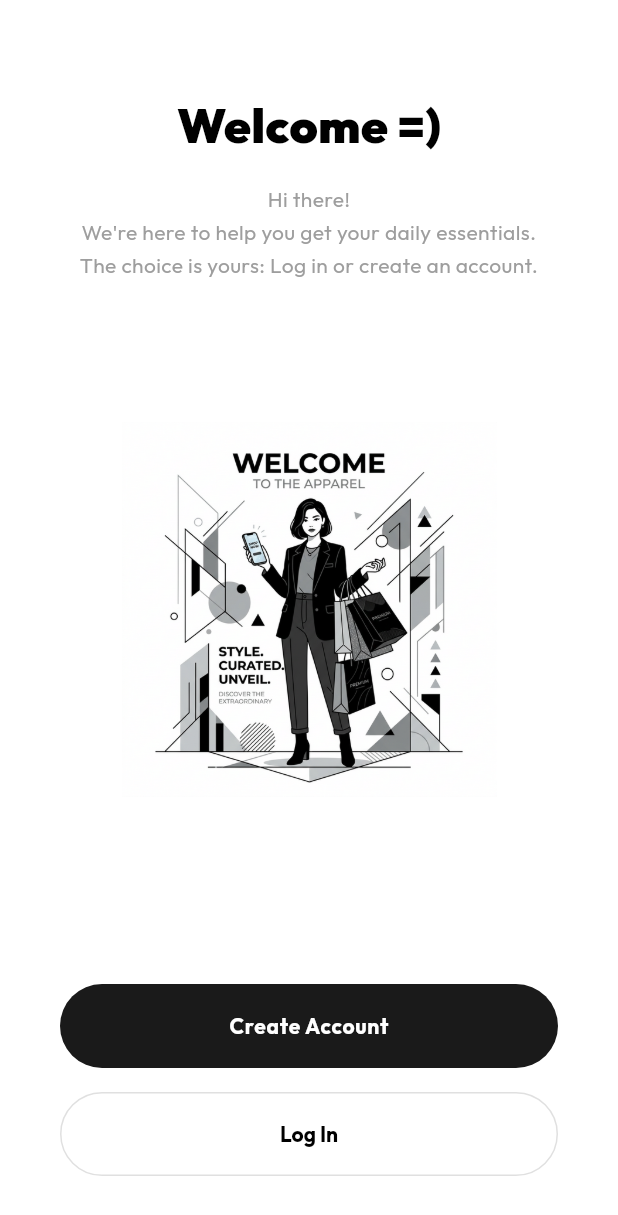
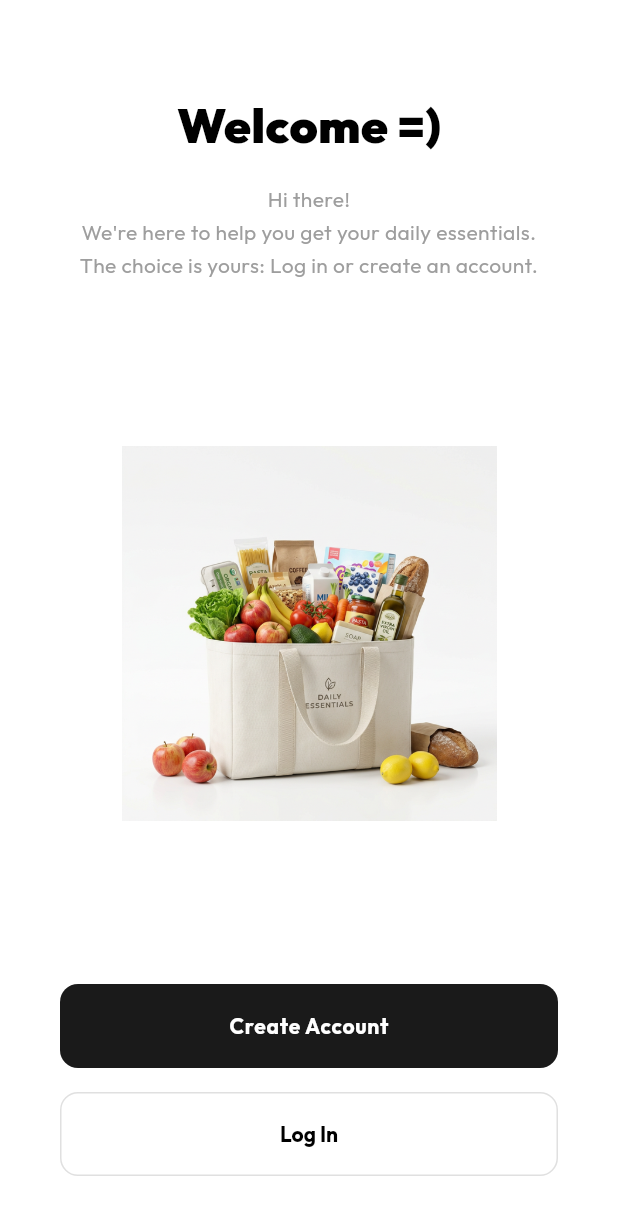
Before and after one commit to Surya-2k4/Sri-Vaari-Mart, a Flutter app: the screen it shows after launch, on a phone screen of 412 x 824 dp. Shown: the top 1215 px of the screen. Run offline on Flutter 3.47's test engine with Material 3 defaults, Android fonts, the phone set to English and light mode, and no system bars; our stand-ins replace flutter_riverpod, google_fonts, pdf, printing, shared_preferences, supabase_flutter; missing offline and left inert: razorpay_flutter; accounts and stored records are empty; key blocks and very long unbroken strings in the code were emptied for the run.

Commit message:
apply responsive layout for welcome page

```diff
--- a/lib/features/onboarding/view/onboarding_view.dart
+++ b/lib/features/onboarding/view/onboarding_view.dart
@@ -3,16 +3,34 @@ import 'package:flutter_riverpod/flutter_riverpod.dart';
 import 'package:vaari/features/auth/view/login_view.dart';
 import 'package:vaari/features/auth/view/signup_view.dart';
 import 'package:vaari/core/constants/app_colors.dart';
+import '../../../core/utils/responsive.dart';
 
 class OnboardingView extends ConsumerWidget {
   const OnboardingView({super.key});
 
   @override
   Widget build(BuildContext context, WidgetRef ref) {
+    final theme = Theme.of(context);
+    final size = MediaQuery.of(context).size;
+
     return Scaffold(
       backgroundColor: Colors.white,
       body: SafeArea(
-        child: SingleChildScrollView(
+        child: Center(
+          child: ConstrainedBox(
+            constraints: const BoxConstraints(maxWidth: 1200),
+            child: Responsive(
+              mobile: _buildMobileLayout(context),
+              desktop: _buildDesktopLayout(context, theme, size),
+            ),
+          ),
+        ),
+      ),
+    );
+  }
+
+  Widget _buildMobileLayout(BuildContext context) {
+    return SingleChildScrollView(
       child: Padding(
         padding: const EdgeInsets.symmetric(horizontal: 40.0),
         child: ConstrainedBox(
@@ -26,6 +44,74 @@ class OnboardingView extends ConsumerWidget {
             child: Column(
               children: [
                 const SizedBox(height: 60),
+                _buildHeader(),
+                const Spacer(),
+                _buildIllustration(250),
+                const Spacer(),
+                _buildButtons(context),
+                const SizedBox(height: 40),
+              ],
+            ),
+          ),
+        ),
+      ),
+    );
+  }
+
+  Widget _buildDesktopLayout(BuildContext context, ThemeData theme, Size size) {
+    return Row(
+      children: [
+        // Left side: Illustration
+        Expanded(
+          flex: 5,
+          child: Container(
+            color: AppColors.primaryBlack.withValues(alpha: 0.02),
+            child: Center(child: _buildIllustration(400)),
+          ),
+        ),
+        // Right side: Content
+        Expanded(
+          flex: 4,
+          child: Padding(
+            padding: const EdgeInsets.all(60.0),
+            child: Column(
+              mainAxisAlignment: MainAxisAlignment.center,
+              crossAxisAlignment: CrossAxisAlignment.start,
+              children: [
+                const Text(
+                  'Welcome =)',
+                  style: TextStyle(
+                    fontSize: 48,
+                    fontWeight: FontWeight.w900,
+                    color: Colors.black,
+                  ),
+                ),
+                const SizedBox(height: 24),
+                const Text(
+                  'Hi there!\nWe\'re here to help you get your daily essentials.\nThe choice is yours: Log in or create an account.',
+                  textAlign: TextAlign.left,
+                  style: TextStyle(
+                    fontSize: 18,
+                    color: Colors.grey,
+                    height: 1.6,
+                  ),
+                ),
+                const SizedBox(height: 60),
+                ConstrainedBox(
+                  constraints: const BoxConstraints(maxWidth: 400),
+                  child: _buildButtons(context),
+                ),
+              ],
+            ),
+          ),
+        ),
+      ],
+    );
+  }
+
+  Widget _buildHeader() {
+    return Column(
+      children: [
         const Text(
           'Welcome =)',
           style: TextStyle(
@@ -38,27 +124,32 @@ class OnboardingView extends ConsumerWidget {
         const Text(
           'Hi there!\nWe\'re here to help you get your daily essentials.\nThe choice is yours: Log in or create an account.',
           textAlign: TextAlign.center,
-                      style: TextStyle(
-                        fontSize: 14,
-                        color: Colors.grey,
-                        height: 1.6,
+          style: TextStyle(fontSize: 14, color: Colors.grey, height: 1.6),
         ),
-                    ),
-                    const Spacer(),
-                    // Illustration
-                    Image.asset(
+      ],
+    );
+  }
+
+  Widget _buildIllustration(double height) {
+    return Image.asset(
       'assets/images/auth_welcome_illustration.png',
-                      height: 250,
+      height: height,
       fit: BoxFit.contain,
-                      errorBuilder: (context, error, stackTrace) => const Icon(
+      errorBuilder: (context, error, stackTrace) => Icon(
         Icons.shopping_bag_outlined,
-                        size: 150,
+        size: height * 0.6,
         color: Colors.black12,
       ),
-                    ),
-                    const Spacer(),
-                    const SizedBox(height: 32),
-                    ElevatedButton(
+    );
+  }
+
+  Widget _buildButtons(BuildContext context) {
+    return Column(
+      children: [
+        SizedBox(
+          width: double.infinity,
+          height: 56,
+          child: ElevatedButton(
             onPressed: () {
               Navigator.push(
                 context,
@@ -69,11 +160,18 @@ class OnboardingView extends ConsumerWidget {
               backgroundColor: AppColors.primaryBlack,
               foregroundColor: Colors.white,
               elevation: 0,
+              shape: RoundedRectangleBorder(
+                borderRadius: BorderRadius.circular(12),
+              ),
             ),
             child: const Text('Create Account'),
           ),
+        ),
         const SizedBox(height: 16),
-                    OutlinedButton(
+        SizedBox(
+          width: double.infinity,
+          height: 56,
+          child: OutlinedButton(
             onPressed: () {
               Navigator.push(
                 context,
@@ -84,17 +182,14 @@ class OnboardingView extends ConsumerWidget {
               side: const BorderSide(color: Colors.black12),
               foregroundColor: Colors.black,
               elevation: 0,
+              shape: RoundedRectangleBorder(
+                borderRadius: BorderRadius.circular(12),
+              ),
             ),
             child: const Text('Log In'),
           ),
-                    const SizedBox(height: 40),
+        ),
       ],
-                ),
-              ),
-            ),
-          ),
-        ),
-      ),
     );
   }
 }
```
Also changed, not shown: assets/images/auth_welcome_illustration.png. Lines whose indentation alone changed are shown as unchanged.
